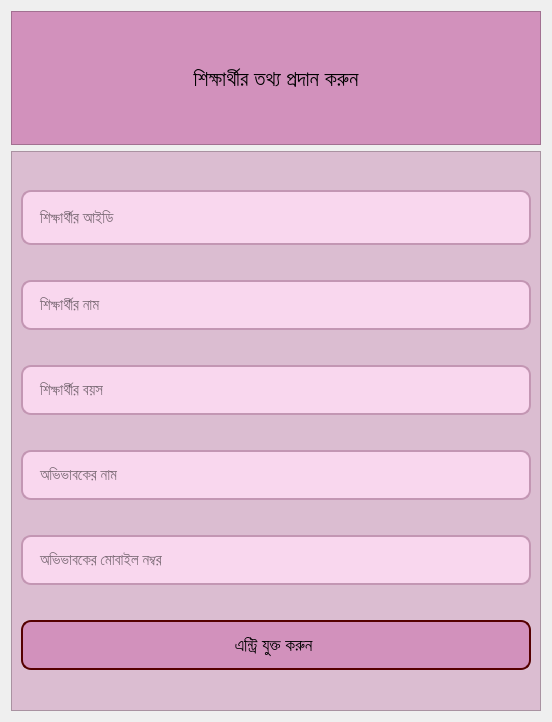
This is EmPower/UI/add_new_student.ui in ahmedfahad04/SPL-2 as Qt 5 draws it before an edit. The edited form follows.
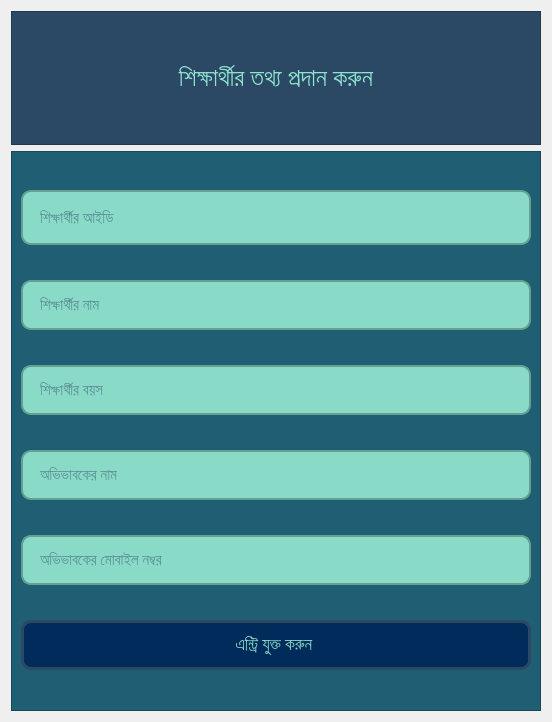
This is the edited form.

The edit to the form file:
```diff
--- a/EmPower/UI/add_new_student.ui
+++ b/EmPower/UI/add_new_student.ui
@@ -23,7 +23,7 @@
       </size>
      </property>
      <property name="styleSheet">
-      <string notr="true">background-color: rgb(210, 145, 188);</string>
+      <string notr="true">background-color: rgb(43, 72, 101);</string>
      </property>
      <property name="frameShape">
       <enum>QFrame::StyledPanel</enum>
@@ -36,9 +36,15 @@
        <widget class="QLabel" name="lbl_heading">
         <property name="font">
          <font>
-          <pointsize>16</pointsize>
+          <family>Hind Siliguri Medium</family>
+          <pointsize>19</pointsize>
+          <weight>50</weight>
+          <bold>false</bold>
          </font>
         </property>
+        <property name="styleSheet">
+         <string notr="true">color: rgb(143, 227, 207);</string>
+        </property>
         <property name="text">
          <string>শিক্ষার্থীর তথ্য প্রদান করুন</string>
         </property>
@@ -59,7 +65,7 @@
       </size>
      </property>
      <property name="styleSheet">
-      <string notr="true">background-color: rgb(219, 189, 209);</string>
+      <string notr="true">background-color: rgb(32, 94, 115);</string>
      </property>
      <property name="frameShape">
       <enum>QFrame::StyledPanel</enum>
@@ -83,10 +89,11 @@
          </font>
         </property>
         <property name="styleSheet">
-         <string notr="true">background-color: rgb(249, 215, 238);
-border: 2px solid rgb(195, 150, 179);
+         <string notr="true">background-color: rgb(137, 218, 199);
+border: 2px solid rgb(101, 161, 146);
 padding-left: 15px;
-border-radius: 10px;</string>
+border-radius: 10px;
+color: rgb(43, 72, 101);</string>
         </property>
         <property name="text">
          <string/>
@@ -113,10 +120,11 @@
          </font>
         </property>
         <property name="styleSheet">
-         <string notr="true">background-color: rgb(249, 215, 238);
-border: 2px solid rgb(195, 150, 179);
+         <string notr="true">background-color: rgb(137, 218, 199);
+border: 2px solid rgb(101, 161, 146);
 padding-left: 15px;
-border-radius: 10px;</string>
+border-radius: 10px;
+color: rgb(43, 72, 101);</string>
         </property>
         <property name="placeholderText">
          <string>শিক্ষার্থীর নাম </string>
@@ -138,10 +146,11 @@
          </font>
         </property>
         <property name="styleSheet">
-         <string notr="true">background-color: rgb(249, 215, 238);
-border: 2px solid rgb(195, 150, 179);
+         <string notr="true">background-color: rgb(137, 218, 199);
+border: 2px solid rgb(101, 161, 146);
 padding-left: 15px;
-border-radius: 10px;</string>
+border-radius: 10px;
+color: rgb(43, 72, 101);</string>
         </property>
         <property name="placeholderText">
          <string>শিক্ষার্থীর বয়স  </string>
@@ -163,10 +172,11 @@
          </font>
         </property>
         <property name="styleSheet">
-         <string notr="true">background-color: rgb(249, 215, 238);
-border: 2px solid rgb(195, 150, 179);
+         <string notr="true">background-color: rgb(137, 218, 199);
+border: 2px solid rgb(101, 161, 146);
 padding-left: 15px;
-border-radius: 10px;</string>
+border-radius: 10px;
+color: rgb(43, 72, 101);</string>
         </property>
         <property name="placeholderText">
          <string>অভিভাবকের নাম</string>
@@ -188,10 +198,11 @@
          </font>
         </property>
         <property name="styleSheet">
-         <string notr="true">background-color: rgb(249, 215, 238);
-border: 2px solid rgb(195, 150, 179);
+         <string notr="true">background-color: rgb(137, 218, 199);
+border: 2px solid rgb(101, 161, 146);
 padding-left: 15px;
-border-radius: 10px;</string>
+border-radius: 10px;
+color: rgb(43, 72, 101);</string>
         </property>
         <property name="placeholderText">
          <string>অভিভাবকের মোবাইল নম্বর</string>
@@ -208,6 +219,7 @@
         </property>
         <property name="font">
          <font>
+          <family>Hind Siliguri Medium</family>
           <pointsize>13</pointsize>
          </font>
         </property>
@@ -216,9 +228,10 @@
         </property>
         <property name="styleSheet">
          <string notr="true">QPushButton {
-border: 2px solid  rgb(85, 0, 0);
+border: 3px solid rgb(43, 72, 101);
 border-radius: 10px;
-background-color: rgb(210, 145, 188);
+background-color:  #002B5B;
+color: rgb(137, 218, 199)
 }
 
 QPushButton::hover {
```
Left out of the diff: 3 changed lines with no effect on the pictures.
